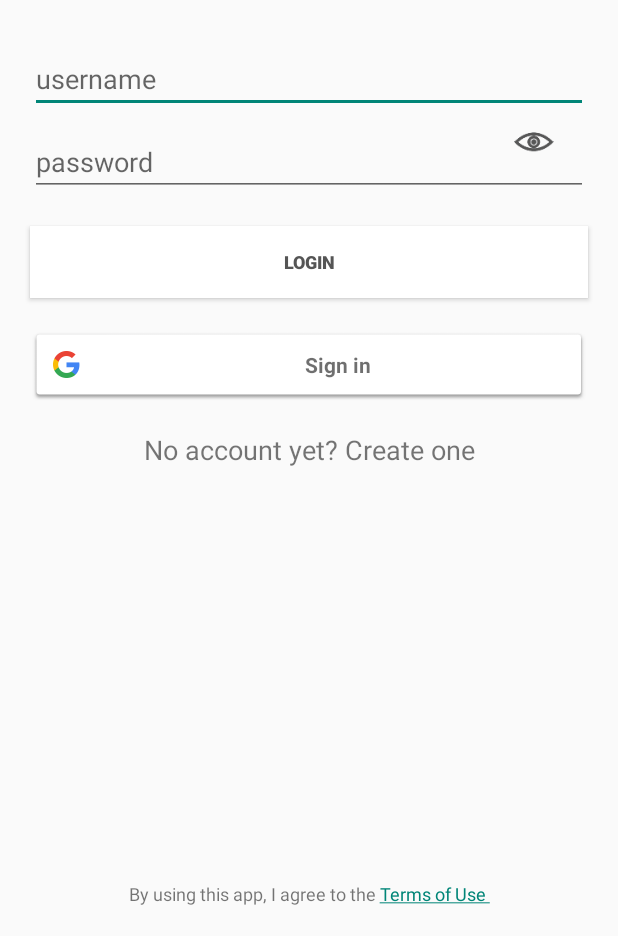
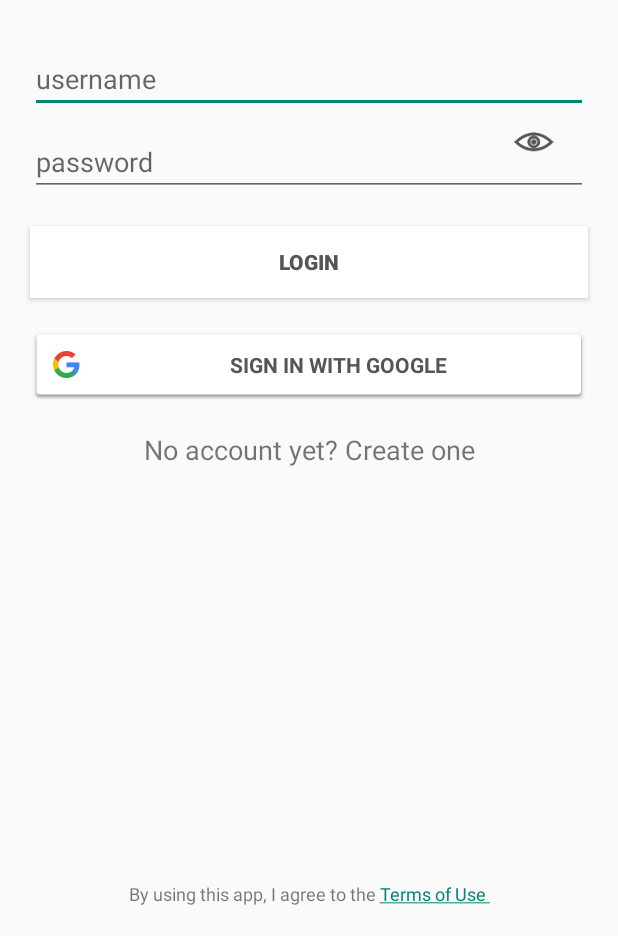
Before and after one commit to sukesholivo/App, an Android app: the GoogleSigninActivity screen opened directly, with no data from a screen before it, after a tap on "Already a member? Login", on a phone screen of 412 x 824 dp, the part 300-1236 px from its top. Run offline under Robolectric (Android 15) with nearby library versions, the phone set to English and light mode, and no system bars; libraries missing offline, so code that uses them is left out: it.gmariotti.cardslib, org.achartengine, org.achartengine.chart, org.achartengine.model, org.achartengine.renderer; 3 statements that could not run were skipped.

Commit message:
Before Login Screens - UI

```diff
--- a/App/main/src/main/java/in/olivo/patientcare/main/GoogleSigninActivity.java
+++ b/App/main/src/main/java/in/olivo/patientcare/main/GoogleSigninActivity.java
@@ -1,6 +1,7 @@
 package in.olivo.patientcare.main;
 
 import android.content.Intent;
+import android.graphics.Color;
 import android.os.AsyncTask;
 import android.os.Bundle;
 import android.util.Log;
@@ -90,7 +91,7 @@ public class GoogleSigninActivity extends BaseActivity implements GoogleApiClien
 
 
         SignInButton google_signin = ((SignInButton) this.findViewById(R.id.sign_in_button));
-
+        setButtonText(google_signin, "SIGN IN WITH GOOGLE");
 
         google_signin.setOnClickListener(new View.OnClickListener() {
 
@@ -123,8 +124,23 @@ public class GoogleSigninActivity extends BaseActivity implements GoogleApiClien
 
     }
 
+    protected void setButtonText(SignInButton signInButton, String buttonText) {
+        for (int i = 0; i < signInButton.getChildCount(); i++) {
+            View v = signInButton.getChildAt(i);
 
+            // if the view is instance of TextView then change the text SignInButton
+            if (v instanceof TextView) {
+                TextView tv = (TextView) v;
 
+                tv.setTextColor(Color.parseColor("#555555"));
+                tv.setText(buttonText);
+
+                //tv.setGravity(Gravity.AXIS_PULL_AFTER);
+
+                return;
+            }
+        }
+    }
 
     // implementing Google sign - in Logic
     @Override
--- a/App/main/src/main/java/in/olivo/patientcare/main/StartPageActivity.java
+++ b/App/main/src/main/java/in/olivo/patientcare/main/StartPageActivity.java
@@ -6,6 +6,7 @@ import android.content.Context;
 import android.content.DialogInterface;
 import android.content.Intent;
 import android.database.Cursor;
+import android.graphics.Color;
 import android.net.Uri;
 import android.os.AsyncTask;
 import android.os.Bundle;
@@ -108,6 +109,8 @@ public class StartPageActivity extends BaseActivity implements GoogleApiClient.O
 
         // Google SignIN onclick action Listener
         SignInButton google_signin = ((SignInButton)StartPageActivity.this.findViewById(R.id.sign_in_button));
+        setButtonText(google_signin, "SIGN IN WITH GOOGLE");
+
         google_signin.setOnClickListener(new View.OnClickListener() {
 
             @Override
@@ -162,8 +165,24 @@ public class StartPageActivity extends BaseActivity implements GoogleApiClient.O
         tvEmail.setText(intent_email);
         tvEmail.setGravity(Gravity.CENTER);
 
+    }
 
+    protected void setButtonText(SignInButton signInButton, String buttonText) {
+        for (int i = 0; i < signInButton.getChildCount(); i++) {
+            View v = signInButton.getChildAt(i);
 
+            // if the view is instance of TextView then change the text SignInButton
+            if (v instanceof TextView) {
+                TextView tv = (TextView) v;
+
+                tv.setTextColor(Color.parseColor("#555555"));
+                tv.setText(buttonText);
+
+                //tv.setGravity(Gravity.AXIS_PULL_AFTER);
+
+                return;
+            }
+        }
     }
 
     @Override
--- a/App/main/src/main/res/layout/activity_startup.xml
+++ b/App/main/src/main/res/layout/activity_startup.xml
@@ -89,7 +89,7 @@
                 android:id="@+id/loginButton"
                 android:layout_width="match_parent"
                 android:layout_height="wrap_content"
-                android:textSize="12sp"
+                android:textSize="14sp"
                 android:layout_marginLeft="20dp"
                 android:layout_marginRight="20dp"
                 android:layout_marginBottom="20dp"
```
